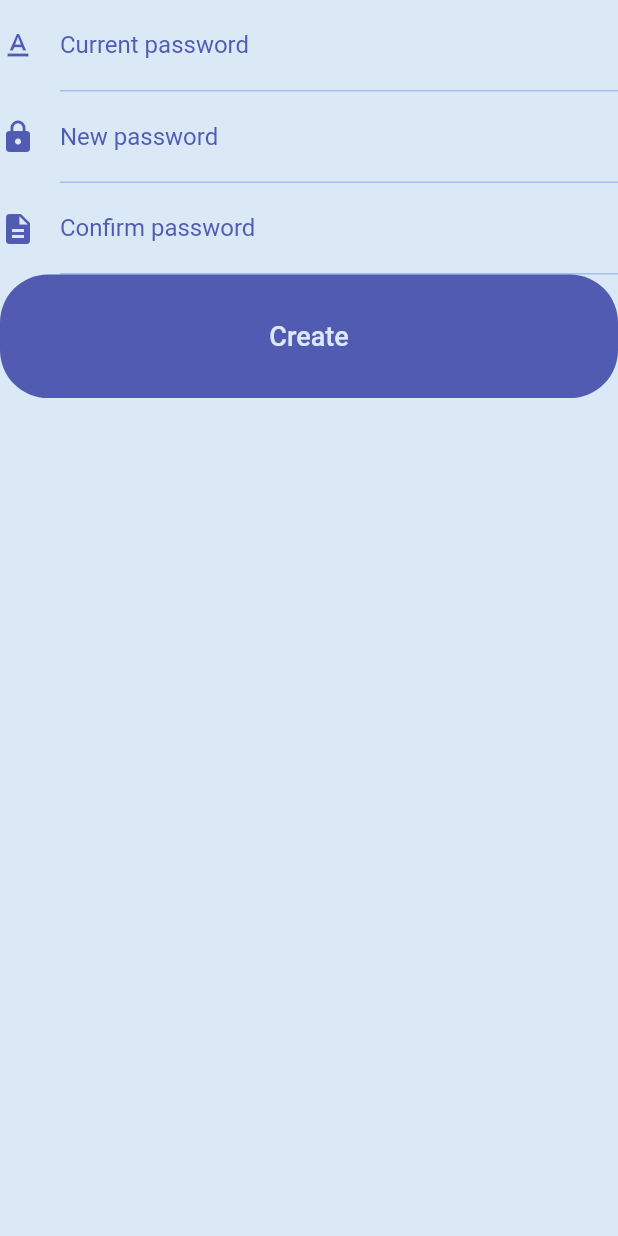
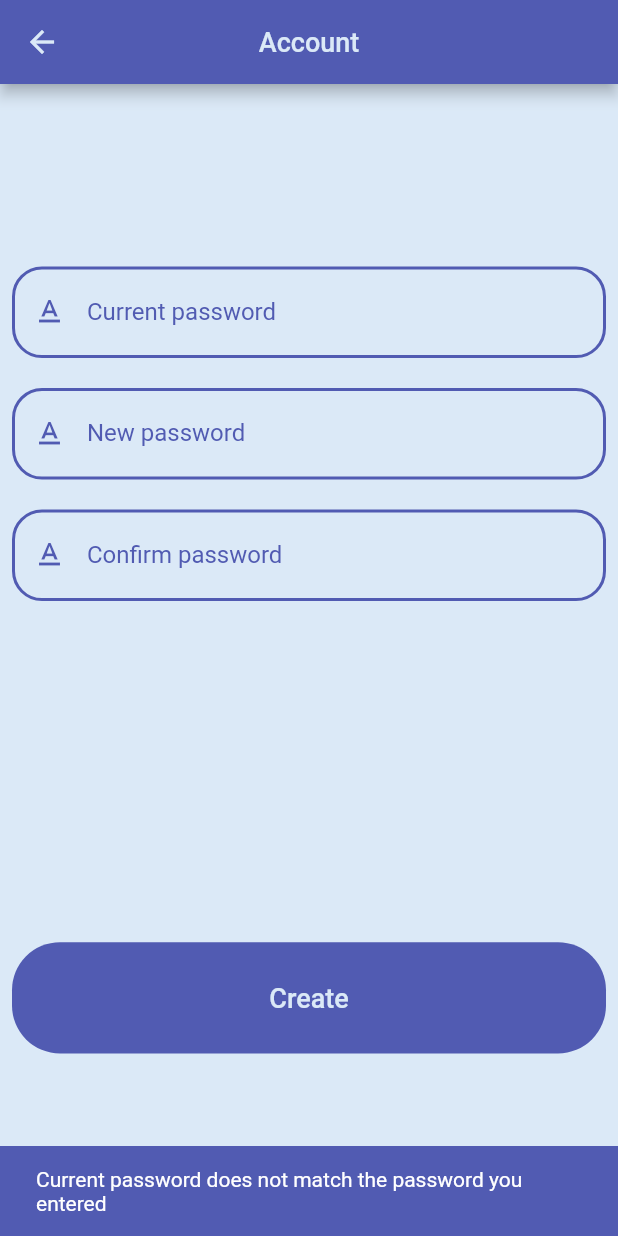
Before and after one commit to akturanilyas/password-recorder, a Flutter app: the ChangePasswordScreen screen opened directly, after a tap on "Create", on a phone screen of 412 x 824 dp. Run offline on Flutter 3.47's test engine with Material 2 defaults, Android fonts, the phone set to English and light mode, and no system bars; our stand-ins replace curved_navigation_bar, flutter_slidable, flutter_svg, loading_indicator, rflutter_alert, shared_preferences and 1 more; missing offline and left inert: clickable_list_wheel_view, flutter_screen_lock, intro_views_flutter, jwt_decode; accounts and stored records are empty; Roboto replaces fonts that are missing (Georgia).

Commit message:
Add: Application password change UI designed.

```diff
--- a/lib/l10n/intl_en.arb
+++ b/lib/l10n/intl_en.arb
@@ -28,5 +28,9 @@
   "appPassword":"Please confirm your password",
   "newPassword":"New password",
   "currentPassword":"Current password",
-  "confirmPassword":"Confirm password"
+  "confirmPassword":"Confirm password",
+  "currentPasswordDoNotMatch":"Current password does not match the password you entered",
+  "newPasswordNotmatch":"New password and confirm password not match",
+  "passwordChanged":"Password successfully changed",
+  "passwordCreated":"Password successfully created"
 }
--- a/lib/l10n/intl_tr_TR.arb
+++ b/lib/l10n/intl_tr_TR.arb
@@ -27,6 +27,10 @@
   "enterPassword":"Lütfen şifrenizi giriniz",
   "appPassword":"Lütfen şifrenizi doğrulayın",
   "newPassword":"Yeni şifre",
-  "exPassword":"Mevcut şifre",
-  "confirmPassword":"Yeni şifreyi tekrar giriniz"
+  "currentPassword":"Mevcut şifre",
+  "confirmPassword":"Yeni şifreyi tekrar giriniz",
+  "currentPasswordDoNotMatch":"Mevcut şifre girdiğiniz şifre ile uyuşmuyor",
+  "newPasswordNotmatch":"Yeni şifre ile onayladığınız şifre birbiri ile uyuşmuyor",
+  "passwordChanged":"Şifre başarı ile değiştirildi",
+  "passwordCreated": "Password successfully created"
 }
--- a/lib/src/provider/auth_provider.dart
+++ b/lib/src/provider/auth_provider.dart
@@ -1,5 +1,6 @@
 import 'package:flutter/cupertino.dart';
 import 'package:shared_preferences/shared_preferences.dart';
+import 'package:password_saver/generated/l10n.dart';
 
 class AuthProvider with ChangeNotifier {
   bool _isLoggedIn = false;
@@ -15,18 +16,17 @@ class AuthProvider with ChangeNotifier {
   Future<String> checkAndChangePassword(
     String currentPassword,
     String newPassword,
-    confirmPassword,
+    String confirmPassword,
+    BuildContext context,
   ) async {
+    final lang = S.of(context);
     if (_password != currentPassword) {
-      print('şifreler uyuşmay');
-      return 'şifreler uyuşmmuyor';
+      return lang.currentPasswordDoNotMatch;
     } else if (newPassword != confirmPassword) {
-      print('yeni şifreler uyuşmay');
-      return 'Yeni şifreler uyuşmuyor';
+      return lang.newPasswordNotmatch;
     } else {
       await setPassword(newPassword);
-      print('başarılı');
-      return 'başarılı';
+      return lang.passwordChanged;
     }
   }
 
--- a/lib/src/provider/password_provider.dart
+++ b/lib/src/provider/password_provider.dart
@@ -1,4 +1,5 @@
 import 'package:flutter/material.dart';
+import 'package:password_saver/generated/l10n.dart';
 import 'package:password_saver/src/model/password_model.dart';
 import 'package:password_saver/src/model/request/edit_password_request_model.dart';
 import 'package:password_saver/src/model/request/password_request_model.dart';
@@ -21,14 +22,14 @@ class PasswordProvider with ChangeNotifier {
   }
 
   Future<String> createPassword(
-      String name, String password, String description) async {
+      String name, String password, String description, S lang) async {
     PasswordRequest request = PasswordRequest(name, password, description);
 
     await db.createPassword(request);
     // TODO Create Password
     //todo Add: Handler
     getMyPasswords();
-    return 'text';
+    return lang.passwordCreated;
   }
 
   Future<String> editPassword(
--- a/lib/src/ui/home/home.dart
+++ b/lib/src/ui/home/home.dart
@@ -163,8 +163,11 @@ class _AddPasswordState extends State<AddPassword> {
           shape: RoundedRectangleBorder(
               borderRadius: BorderRadius.all(Radius.circular(32)))),
       onPressed: () {
-        passwordProvider.createPassword(nameController.value.text,
-            passwordController.value.text, descriptionController.value.text);
+        passwordProvider.createPassword(
+            nameController.value.text,
+            passwordController.value.text,
+            descriptionController.value.text,
+            lang);
       },
       child: Text(
         lang.create,
--- a/lib/src/ui/setting/change_password.dart
+++ b/lib/src/ui/setting/change_password.dart
@@ -1,8 +1,6 @@
 import 'package:flutter/material.dart';
 import 'package:flutter/services.dart';
-import 'package:flutter_screen_lock/configurations/input_button_config.dart';
-import 'package:flutter_screen_lock/configurations/screen_lock_config.dart';
-import 'package:flutter_screen_lock/screen_lock.dart';
+
 import 'package:password_saver/src/provider/auth_provider.dart';
 import 'package:password_saver/src/provider/preferences_provider.dart';
 import 'package:provider/provider.dart';
@@ -33,7 +31,30 @@ class _ChangePasswordScreenState extends State<ChangePasswordScreen> {
         Provider.of<PreferencesProvider>(context, listen: true).getTheme();
     return SafeArea(
       child: Scaffold(
-        body: Column(
+        appBar: AppBar(
+          title: Text(
+            lang.account,
+            style: theme.textTheme.bodyText1,
+          ),
+          centerTitle: true,
+        ),
+        body: Padding(
+          padding: const EdgeInsets.all(8.0),
+          child: Column(
+            mainAxisAlignment: MainAxisAlignment.spaceAround,
+            children: [
+              _fields(theme, lang),
+              _changePassword(context, theme, lang, exPassword, newPassword,
+                  confirmPassword)
+            ],
+          ),
+        ),
+      ),
+    );
+  }
+
+  Column _fields(ThemeData theme, S lang) {
+    return Column(
       children: <Widget>[
         TextFormField(
           keyboardType: TextInputType.number,
@@ -44,12 +65,29 @@ class _ChangePasswordScreenState extends State<ChangePasswordScreen> {
           cursorColor: theme.canvasColor,
           controller: exPassword,
           decoration: InputDecoration(
-                  icon: Icon(
+              focusedBorder: OutlineInputBorder(
+                borderSide: BorderSide(
+                  color: theme.colorScheme.primary,
+                  width: 2.0,
+                ),
+                borderRadius: BorderRadius.circular(20),
+              ),
+              prefixIcon: Icon(
                 Icons.text_format,
                 color: theme.canvasColor,
               ),
+              enabledBorder: OutlineInputBorder(
+                borderSide: BorderSide(
+                  color: theme.colorScheme.primary,
+                  width: 2.0,
+                ),
+                borderRadius: BorderRadius.circular(20),
+              ),
               labelText: lang.currentPassword,
               labelStyle: theme.textTheme.headline1),
+        ),
+        SizedBox(
+          height: 20,
         ),
         TextFormField(
           keyboardType: TextInputType.number,
@@ -60,12 +98,29 @@ class _ChangePasswordScreenState extends State<ChangePasswordScreen> {
           style: theme.textTheme.headline1,
           controller: newPassword,
           decoration: InputDecoration(
-                  icon: Icon(
-                    Icons.lock,
+              focusedBorder: OutlineInputBorder(
+                borderSide: BorderSide(
+                  color: theme.colorScheme.primary,
+                  width: 2.0,
+                ),
+                borderRadius: BorderRadius.circular(20),
+              ),
+              prefixIcon: Icon(
+                Icons.text_format,
                 color: theme.canvasColor,
+              ),
+              enabledBorder: OutlineInputBorder(
+                borderSide: BorderSide(
+                  color: theme.colorScheme.primary,
+                  width: 2.0,
+                ),
+                borderRadius: BorderRadius.circular(20),
               ),
               labelText: lang.newPassword,
               labelStyle: theme.textTheme.headline1),
+        ),
+        SizedBox(
+          height: 20,
         ),
         TextFormField(
           keyboardType: TextInputType.number,
@@ -76,19 +131,29 @@ class _ChangePasswordScreenState extends State<ChangePasswordScreen> {
           cursorColor: theme.textTheme.headline1!.color,
           controller: confirmPassword,
           decoration: InputDecoration(
-                icon: Icon(
-                  Icons.description,
+            focusedBorder: OutlineInputBorder(
+              borderSide: BorderSide(
+                color: theme.colorScheme.primary,
+                width: 2.0,
+              ),
+              borderRadius: BorderRadius.circular(20),
+            ),
+            prefixIcon: Icon(
+              Icons.text_format,
               color: theme.canvasColor,
+            ),
+            enabledBorder: OutlineInputBorder(
+              borderSide: BorderSide(
+                color: theme.colorScheme.primary,
+                width: 2.0,
+              ),
+              borderRadius: BorderRadius.circular(20),
             ),
             labelText: lang.confirmPassword,
             labelStyle: theme.textTheme.headline1,
           ),
         ),
-            _changePassword(
-                context, theme, lang, exPassword, newPassword, confirmPassword)
       ],
-        ),
-      ),
     );
   }
 
@@ -104,7 +169,7 @@ class _ChangePasswordScreenState extends State<ChangePasswordScreen> {
     return TextButton(
       style: TextButton.styleFrom(
         fixedSize: Size(MediaQuery.of(context).size.width,
-            MediaQuery.of(context).size.height * .1),
+            MediaQuery.of(context).size.height * .09),
         minimumSize: Size(30, 30),
         backgroundColor: theme.canvasColor,
         shape: RoundedRectangleBorder(
@@ -114,8 +179,17 @@ class _ChangePasswordScreenState extends State<ChangePasswordScreen> {
         ),
       ),
       onPressed: () async {
-        await authProvider.checkAndChangePassword(
-            currentPassword.text, newPassword.text, confirmPassword.text);
+        String result = await authProvider.checkAndChangePassword(
+            currentPassword.text,
+            newPassword.text,
+            confirmPassword.text,
+            context);
+        ScaffoldMessenger.of(context).showSnackBar(
+          SnackBar(
+            content: Text(result),
+            backgroundColor: theme.colorScheme.primary,
+          ),
+        );
       },
       child: Text(
         lang.create,
--- a/lib/src/utils/database_helper.dart
+++ b/lib/src/utils/database_helper.dart
@@ -22,7 +22,7 @@ class DBProvider {
       path,
       version: 1,
       onOpen: (db) {
-        print('Database succesfully opnened');
+        print('Database successfully opnened');
       },
       onCreate: (Database db, int version) async {
         // todo change there
@@ -34,7 +34,7 @@ class DBProvider {
           'password TEXT '
           ')',
         );
-        print('Database succesfully created');
+        print('Database successfully created');
       },
     );
   }
@@ -71,7 +71,8 @@ class DBProvider {
         res.isNotEmpty ? res.map((c) => Password.fromMap(c)).toList() : [];
     return list;
   }
-  Future <int>updatePassword(EditPasswordRequest editedPassword) async {
+
+  Future<int> updatePassword(EditPasswordRequest editedPassword) async {
     final db = await database;
     var res = await db!.update('Password', editedPassword.toMap(),
         where: 'id = ?', whereArgs: [editedPassword.id]);
--- a/lib/src/widget/password_popup.dart
+++ b/lib/src/widget/password_popup.dart
@@ -73,8 +73,11 @@ Future<bool?> passwordPopUp(BuildContext context, {Password? myPassword}) {
                       passwordController.text,
                       descriptionController.text);
                 } else {
-                  passwordProvider.createPassword(nameController.text,
-                      passwordController.text, descriptionController.text);
+                  passwordProvider.createPassword(
+                      nameController.text,
+                      passwordController.text,
+                      descriptionController.text,
+                      lang);
                 }
                 Navigator.pop(context);
               },
```
Also changed, not shown: lib/generated/intl/messages_en.dart, lib/generated/intl/messages_tr_TR.dart, lib/generated/l10n.dart. Lines whose indentation alone changed are shown as unchanged.
